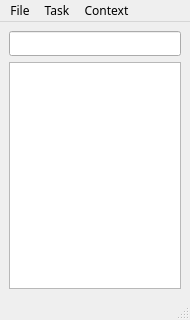
Qt form ui/main.ui (middleofdreams/workload) before a commit.
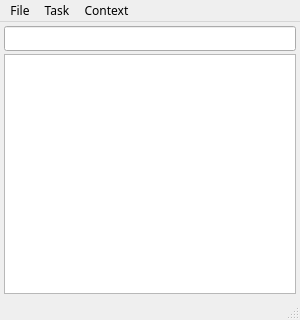
The same form after that commit. Icons and pictures are not drawn.

Commit message: corrected window resize (doesn't reset window width to minimum after height adjust)

The edit to the form file:
```diff
--- a/ui/main.ui
+++ b/ui/main.ui
@@ -6,10 +6,16 @@
    <rect>
     <x>0</x>
     <y>0</y>
-    <width>190</width>
+    <width>300</width>
     <height>320</height>
    </rect>
   </property>
+  <property name="sizePolicy">
+   <sizepolicy hsizetype="Ignored" vsizetype="Ignored">
+    <horstretch>0</horstretch>
+    <verstretch>0</verstretch>
+   </sizepolicy>
+  </property>
   <property name="minimumSize">
    <size>
     <width>190</width>
@@ -38,7 +44,16 @@
    <double>0.900000000000000</double>
   </property>
   <widget class="QWidget" name="centralwidget">
+   <property name="autoFillBackground">
+    <bool>false</bool>
+   </property>
    <layout class="QVBoxLayout" name="verticalLayout">
+    <property name="spacing">
+     <number>3</number>
+    </property>
+    <property name="margin">
+     <number>4</number>
+    </property>
     <item>
      <widget class="QLineEdit" name="taskInput"/>
     </item>
@@ -143,8 +158,8 @@
     <rect>
      <x>0</x>
      <y>0</y>
-     <width>190</width>
-     <height>19</height>
+     <width>300</width>
+     <height>20</height>
     </rect>
    </property>
    <widget class="QMenu" name="menuFile">
```
The commit also changes 2 other files.
